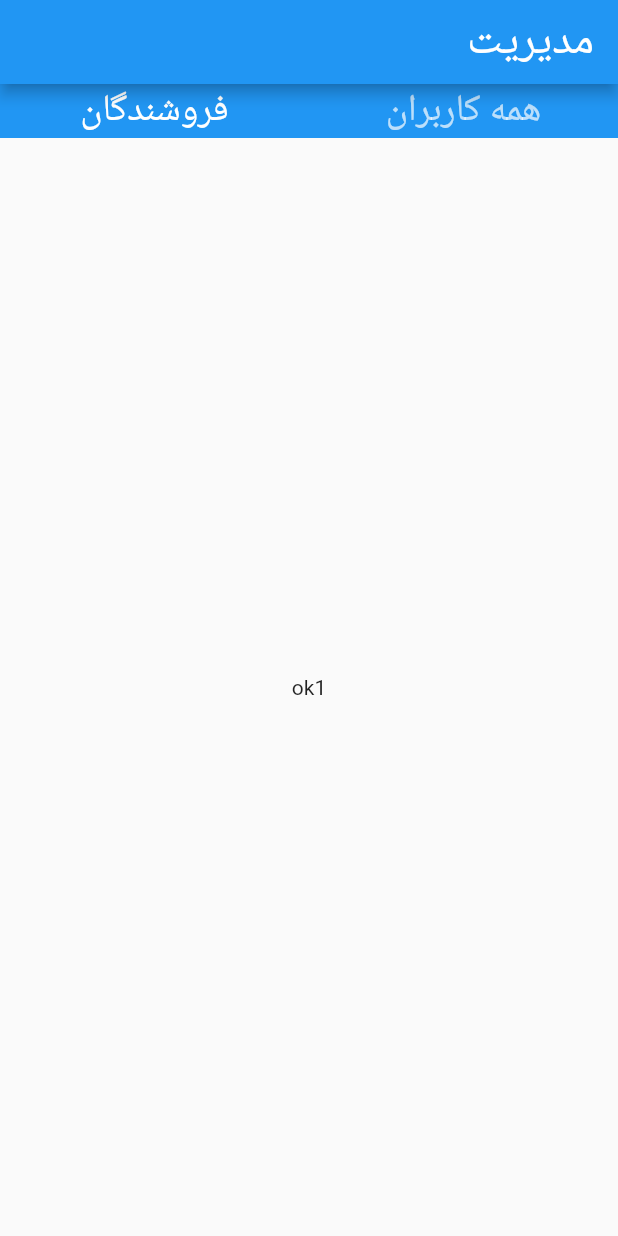
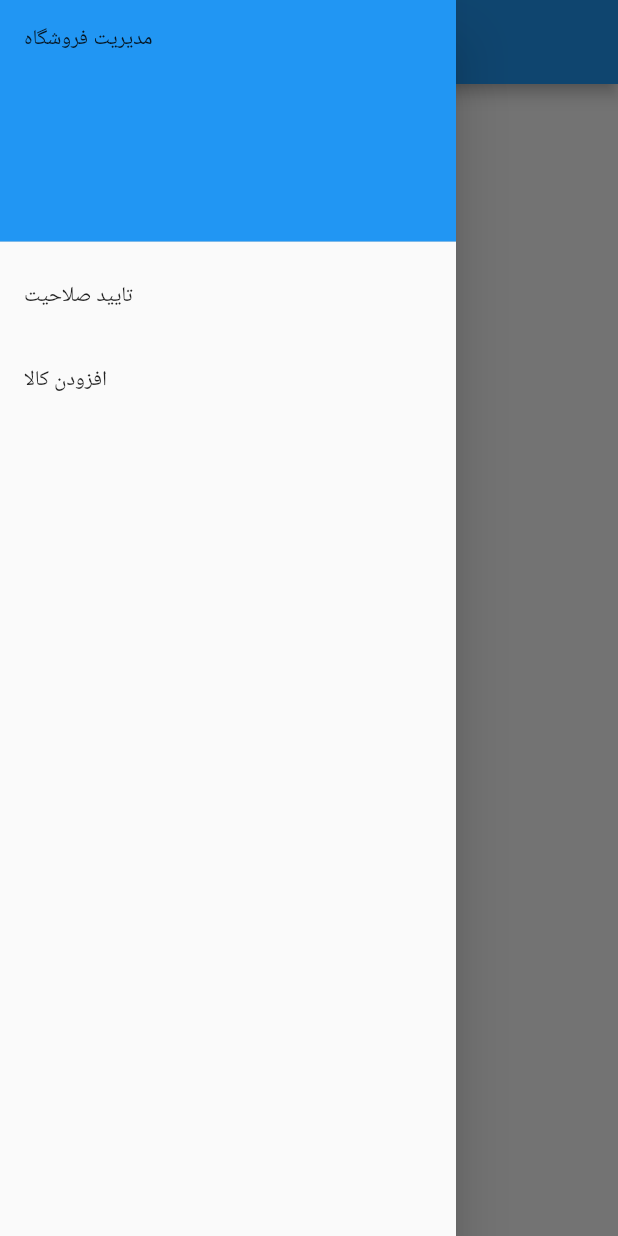
Before and after one commit to mohammadreza-rz/admin_seller_app, a Flutter app: the screen it shows after launch, with the side drawer open (before the commit the screen has no drawer), on a phone screen of 412 x 824 dp. Run offline on Flutter 3.47's test engine with Material 2 defaults, Android fonts, the phone set to English and light mode, and no system bars; our stand-ins replace fluttertoast.

Commit message:
routing added

```diff
--- a/lib/main.dart
+++ b/lib/main.dart
@@ -1,20 +1,54 @@
 import 'package:flutter/material.dart';
 import 'pages/managment.dart';
 
-
-void main() => runApp(MyApp());
-
-class MyApp extends StatelessWidget {
-  // This widget is the root of your application.
-  @override
-  Widget build(BuildContext context) {
-    return MaterialApp(
+void main() => runApp(MaterialApp(
       debugShowCheckedModeBanner: false,
       title: 'Flutter Demo',
       theme: ThemeData(
         primarySwatch: Colors.blue,
       ),
-      home: Test('مدیریت'),
+      initialRoute: '/',
+      routes: {
+        '/': (context) => MyHome(),
+        '/acceptance': (context) => Test('مدیریت'),
+//        '/addNew': (context) => MyHomePage(),
+      },
+    ));
+
+
+class MyHome extends StatelessWidget {
+  @override
+  Widget build(BuildContext context) {
+    return Scaffold(
+      appBar: AppBar(title: Text('مدیریت فروشگاه')),
+      body: Center(
+        child: Text('test'),
+      ),
+      drawer: Drawer(
+        child: ListView(
+          padding: EdgeInsets.zero,
+          children: <Widget>[
+            DrawerHeader(
+              child: Text('مدیریت فروشگاه'),
+              decoration: BoxDecoration(color: Colors.blue),
+            ),
+            ListTile(
+              title: Text('تایید صلاحیت'),
+              onTap: () {
+                Navigator.pushNamed(context, '/acceptance');
+//                Navigator.pop(context);
+              },
+            ),
+            ListTile(
+              title: Text('افزودن کالا'),
+              onTap: () {
+                Navigator.pushNamed(context, '/addNew');
+//                Navigator.pop(context);
+              },
+            )
+          ],
+        ),
+      ),
     );
   }
 }
```
Also changed, not shown: pubspec.lock, 1 other file.
